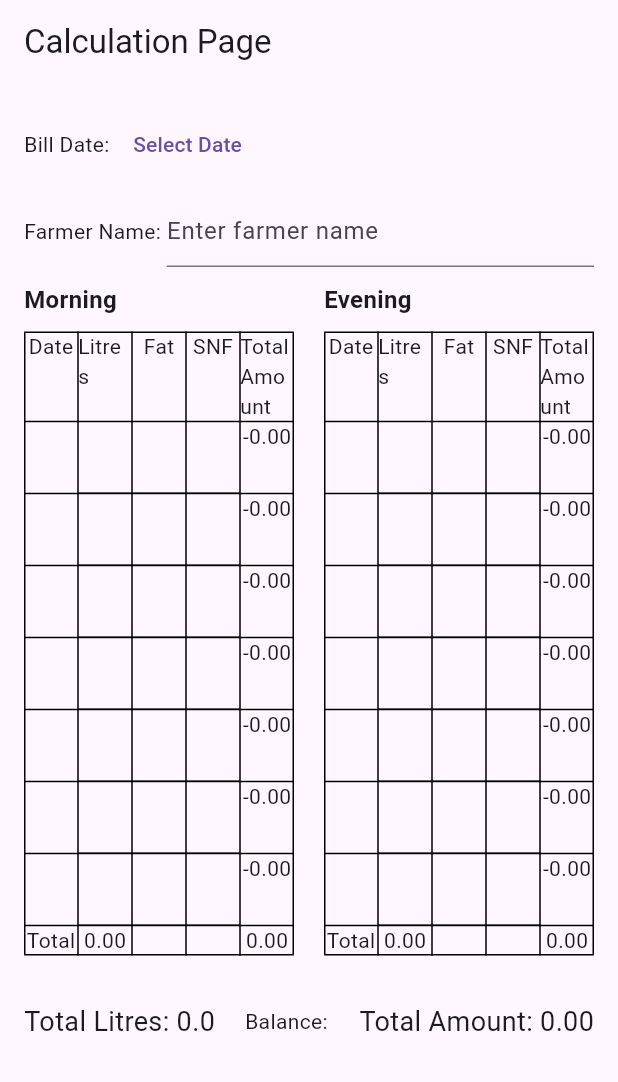
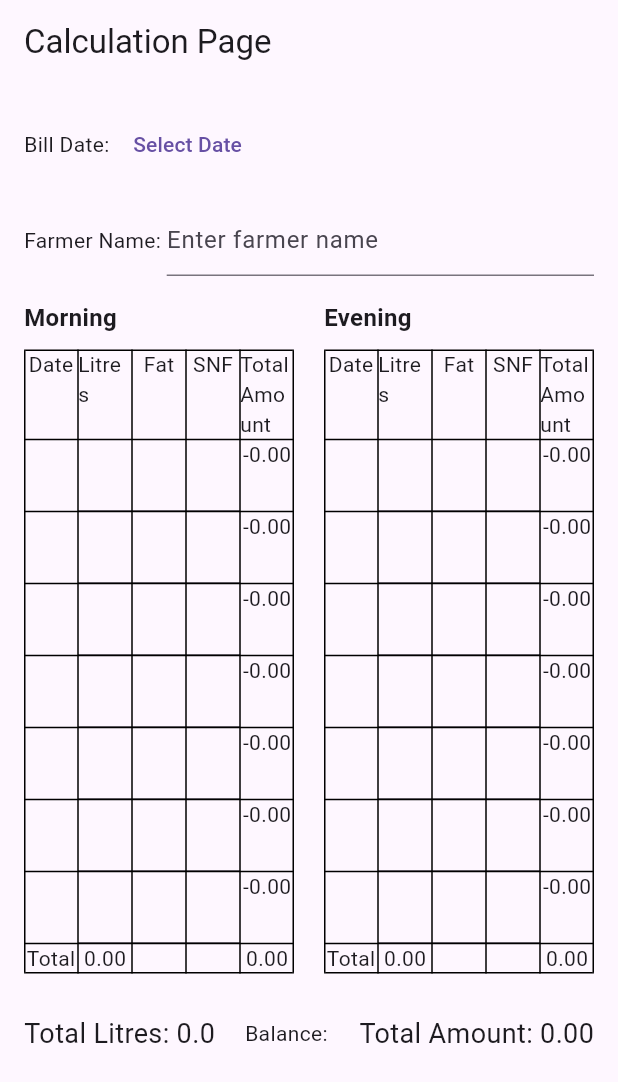
Before and after one commit to imtiyazakiwat/Mustafa-Dairy, a Flutter app: the screen it shows after launch, on a phone screen of 412 x 824 dp. Shown: the top 1082 px of the screen. Run offline on Flutter 3.47's test engine with Material 3 defaults, Android fonts, the light colour scheme and no system bars.

```diff
--- a/lib/main.dart
+++ b/lib/main.dart
@@ -39,12 +39,12 @@ class _CalculationPageState extends State<CalculationPage> {
       appBar: AppBar(
         title: Text('Calculation Page'),
       ),
-      body: Padding(
-        padding: const EdgeInsets.all(16.0),
-        child: Column(
+      body: Column(
         crossAxisAlignment: CrossAxisAlignment.start,
         children: [
-            Row(
+          Padding(
+            padding: const EdgeInsets.all(16.0),
+            child: Row(
               children: [
                 Text('Bill Date: '),
                 TextButton(
@@ -57,8 +57,10 @@ class _CalculationPageState extends State<CalculationPage> {
                 ),
               ],
             ),
-            SizedBox(height: 10),
-            Row(
+          ),
+          Padding(
+            padding: const EdgeInsets.symmetric(horizontal: 16.0),
+            child: Row(
               children: [
                 Text('Farmer Name: '),
                 Expanded(
@@ -71,11 +73,13 @@ class _CalculationPageState extends State<CalculationPage> {
                 ),
               ],
             ),
-            SizedBox(height: 10),
+          ),
           Expanded(
             child: ListView(
               children: [
-                  Row(
+                Padding(
+                  padding: const EdgeInsets.all(16.0),
+                  child: Row(
                     children: [
                       Expanded(
                         child: _buildSection("Morning", morningLitres, morningSNF, morningFat, totalMorningLitres, totalMorningAmount),
@@ -86,8 +90,10 @@ class _CalculationPageState extends State<CalculationPage> {
                       ),
                     ],
                   ),
-                  SizedBox(height: 20),
-                  Row(
+                ),
+                Padding(
+                  padding: const EdgeInsets.symmetric(horizontal: 16.0),
+                  child: Row(
                     mainAxisAlignment: MainAxisAlignment.spaceBetween,
                     children: [
                       Text(
@@ -118,11 +124,11 @@ class _CalculationPageState extends State<CalculationPage> {
                       ),
                     ],
                   ),
+                ),
               ],
             ),
           ),
         ],
-        ),
       ),
     );
   }
```
Lines whose indentation alone changed are shown as unchanged.
